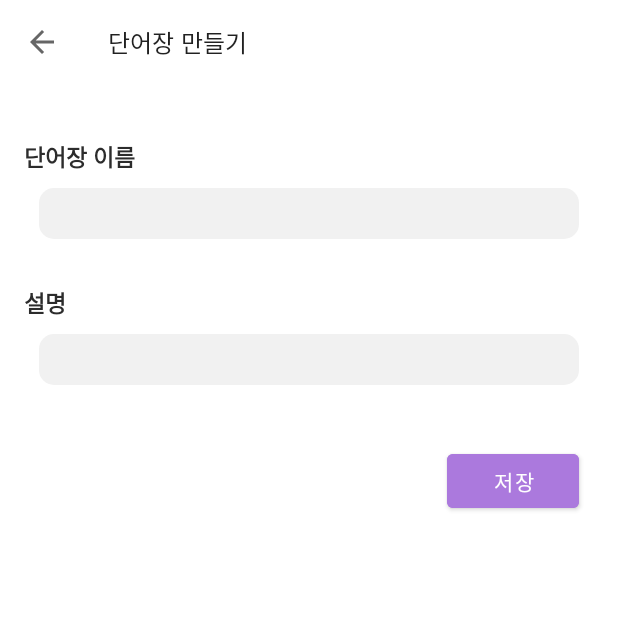
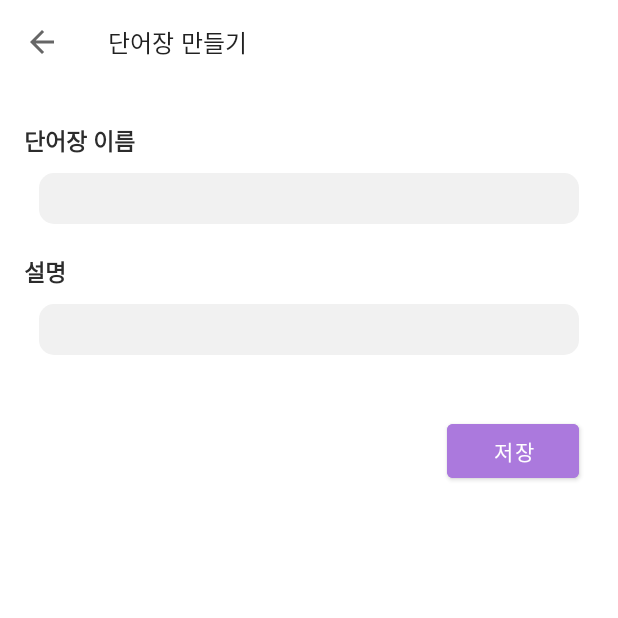
Before and after one commit to wndudwkd003/StarVoca, an Android app: the screen it shows after launch (VocaAddActivity), after a tap on an icon or button, on a phone screen of 412 x 824 dp, the top half of it. Run offline under Robolectric (Android 15) with nearby library versions, the phone set to English and light mode, and no system bars; our stand-ins replace Room's generated code.

Commit message:
데이터 베이스 최적화

```diff
--- /dev/null
+++ b/app/src/main/java/com/zynar/starvoca/AppDatabase.java
@@ -0,0 +1,33 @@
+package com.zynar.starvoca;
+
+import android.content.Context;
+
+import androidx.room.Database;
+import androidx.room.Room;
+import androidx.room.RoomDatabase;
+
+import com.zynar.starvoca.vocabulary.VocaDao;
+import com.zynar.starvoca.vocabulary.VocaItem;
+import com.zynar.starvoca.words.WordsDao;
+import com.zynar.starvoca.words.WordsItem;
+
+
+@Database(entities = {VocaItem.class, WordsItem.class}, version = 1)
+public abstract class AppDatabase extends RoomDatabase {
+    private static AppDatabase database;
+    private static final String DATABASE_NAME = "StarVoca_Database";
+
+    public synchronized static AppDatabase getInstance(Context context)
+    {
+        if(database == null) {
+            database = Room.databaseBuilder(context.getApplicationContext(), AppDatabase.class, DATABASE_NAME)
+                    .fallbackToDestructiveMigration()   // 스키마(데이터베이스) 버전 변경 가능
+                    .allowMainThreadQueries()   // 메인 쓰레드에서 IO를 가능 하게 함
+                    .build();
+        }
+        return database;
+    }
+
+    public abstract VocaDao vocaDao();
+    public abstract WordsDao wordsDao();
+}
--- a/app/src/main/java/com/zynar/starvoca/vocabulary/VocaAddActivity.java
+++ b/app/src/main/java/com/zynar/starvoca/vocabulary/VocaAddActivity.java
@@ -9,6 +9,7 @@ import android.widget.Toast;
 
 import com.google.android.material.appbar.MaterialToolbar;
 import com.google.gson.Gson;
+import com.zynar.starvoca.AppDatabase;
 import com.zynar.starvoca.R;
 
 import java.util.ArrayList;
@@ -27,9 +28,8 @@ public class VocaAddActivity extends AppCompatActivity {
         MaterialToolbar toolbar = findViewById(R.id.toolbar);
         toolbar.setNavigationOnClickListener(v -> onBackPressed());
 
-        VocaDatabase vocaDatabase = VocaDatabase.getInstance(this);
-        VocaDao vocaDao = vocaDatabase.vocaDao();
-        List<VocaItem> vocaItems = vocaDao.getVocaItems();
+        AppDatabase appDatabase = AppDatabase.getInstance(this);
+        List<VocaItem> vocaItems = appDatabase.vocaDao().getVocaItems();
 
         et_voca = findViewById(R.id.et_voca);
         et_explanation = findViewById(R.id.et_explanation);
@@ -46,7 +46,7 @@ public class VocaAddActivity extends AppCompatActivity {
                 vocaItem.setExplanation(et_explanation.getText().toString());
                 vocaItem.setWordsId(new Gson().toJson(new ArrayList<Integer>()));
                 vocaItem.setFavorites(0);
-                vocaDao.insertVoca(vocaItem);
+                appDatabase.vocaDao().insertVoca(vocaItem);
                 Toast.makeText(VocaAddActivity.this, "새로운 단어장을 만들었습니다.", Toast.LENGTH_SHORT).show();
                 onBackPressed();
             });
@@ -62,7 +62,7 @@ public class VocaAddActivity extends AppCompatActivity {
                 vocaItem.setVoca(et_voca.getText().toString());
                 vocaItem.setExplanation(et_explanation.getText().toString());
 
-                vocaDao.updateVoca(vocaItem);
+                appDatabase.vocaDao().updateVoca(vocaItem);
                 Toast.makeText(view.getContext(), "단어장이 수정되었습니다.", Toast.LENGTH_SHORT).show();
                 onBackPressed();
             });
--- a/app/src/main/java/com/zynar/starvoca/vocabulary/VocaDatabase.java
+++ /dev/null
@@ -1,27 +0,0 @@
-package com.zynar.starvoca.vocabulary;
-
-import android.content.Context;
-
-import androidx.room.Database;
-import androidx.room.Room;
-import androidx.room.RoomDatabase;
-
-@Database(entities = {VocaItem.class}, version = 1)
-public abstract class VocaDatabase extends RoomDatabase {
-    private static VocaDatabase database;
-    private static final String DATABASE_NAME = "StarVoca_Voca";
-
-    public synchronized static VocaDatabase getInstance(Context context)
-    {
-        if(database == null) {
-            database = Room.databaseBuilder(context.getApplicationContext(), VocaDatabase.class, DATABASE_NAME)
-                    .fallbackToDestructiveMigration()   // 스키마(데이터베이스) 버전 변경 가능
-                    .allowMainThreadQueries()   // 메인 쓰레드에서 IO를 가능 하게 함
-                    .build();
-
-        }
-        return database;
-    }
-
-    public abstract VocaDao vocaDao();
-}
--- a/app/src/main/java/com/zynar/starvoca/vocabulary/VocaMainFragment.java
+++ b/app/src/main/java/com/zynar/starvoca/vocabulary/VocaMainFragment.java
@@ -13,6 +13,7 @@ import android.view.View;
 import android.view.ViewGroup;
 
 import com.google.android.material.floatingactionbutton.FloatingActionButton;
+import com.zynar.starvoca.AppDatabase;
 import com.zynar.starvoca.R;
 import com.zynar.starvoca.words.WordsItemDecoration;
 
@@ -23,9 +24,8 @@ import java.util.List;
 public class VocaMainFragment extends Fragment {
 
     private RecyclerView rv_voca;
-    private VocaDao vocaDao;
     private List<VocaItem> vocaItems;
-
+    private AppDatabase db;
     public VocaMainFragment() {
         // Required empty public constructor
     }
@@ -40,8 +40,7 @@ public class VocaMainFragment extends Fragment {
         super.onViewCreated(view, savedInstanceState);
 
         // Dao
-        VocaDatabase vocaDatabase = VocaDatabase.getInstance(getContext());
-        vocaDao = vocaDatabase.vocaDao();
+        db = AppDatabase.getInstance(requireContext());
         vocaItems = new ArrayList<>();
 
         // 인터페이스, 레이아웃 객체 할당
@@ -64,7 +63,7 @@ public class VocaMainFragment extends Fragment {
     public void onResume() {
         super.onResume();
         // 저장된 db를 불러온다
-        vocaItems = vocaDao.getVocaItems();
+        vocaItems = db.vocaDao().getVocaItems();
         VocaRVAdapter vocaRVAdapter = new VocaRVAdapter(vocaItems, getContext());
 
         rv_voca.setHasFixedSize(true);
--- a/app/src/main/java/com/zynar/starvoca/vocabulary/VocaRVAdapter.java
+++ b/app/src/main/java/com/zynar/starvoca/vocabulary/VocaRVAdapter.java
@@ -17,6 +17,7 @@ import androidx.recyclerview.widget.RecyclerView;
 
 import com.google.gson.Gson;
 import com.google.gson.reflect.TypeToken;
+import com.zynar.starvoca.AppDatabase;
 import com.zynar.starvoca.R;
 
 import java.util.List;
@@ -84,9 +85,8 @@ public class VocaRVAdapter extends RecyclerView.Adapter<VocaRVAdapter.ViewHolder
                         context.startActivity(intent);
                     } else if (i == 1) {
                         // 삭제하기
-                        VocaDatabase vocaDatabase = VocaDatabase.getInstance(context);
-                        VocaDao vocaDao = vocaDatabase.vocaDao();
-                        vocaDao.deleteVoca(vocaItems.get(pos));
+                        AppDatabase db = AppDatabase.getInstance(context);
+                        db.vocaDao().deleteVoca(vocaItems.get(pos));
                         vocaItems.remove(pos);
                         notifyItemRemoved(pos);
                         Toast.makeText(context, "목록이 삭제되었습니다.", Toast.LENGTH_SHORT).show();
--- a/app/src/main/java/com/zynar/starvoca/words/WordsMainFragment.java
+++ b/app/src/main/java/com/zynar/starvoca/words/WordsMainFragment.java
@@ -12,9 +12,8 @@ import androidx.fragment.app.Fragment;
 import androidx.recyclerview.widget.RecyclerView;
 
 import com.google.android.material.floatingactionbutton.FloatingActionButton;
+import com.zynar.starvoca.AppDatabase;
 import com.zynar.starvoca.R;
-import com.zynar.starvoca.vocabulary.VocaDao;
-import com.zynar.starvoca.vocabulary.VocaDatabase;
 import com.zynar.starvoca.vocabulary.VocaItem;
 
 import java.util.ArrayList;
@@ -22,11 +21,10 @@ import java.util.List;
 
 public class WordsMainFragment extends Fragment {
 
+    private AppDatabase db;
     // words 데이터베이스
-    private WordsDao wordsDao;
     private List<WordsItem> wordsItems;
     // voca 데이터베이스
-    private VocaDao vocaDao;
     private List<VocaItem> vocaItems;
     // 레이아웃
     private RecyclerView rv_words;
@@ -44,15 +42,13 @@ public class WordsMainFragment extends Fragment {
     public void onViewCreated(@NonNull View view, @Nullable Bundle savedInstanceState) {
         super.onViewCreated(view, savedInstanceState);
 
+        db = AppDatabase.getInstance(requireContext());
+
         // words 데이터베이스
-        WordsDatabase wordsDatabase = WordsDatabase.getInstance(getContext());
-        wordsDao = wordsDatabase.wordsDao();
         wordsItems = new ArrayList<>();
 
 
         // voca 데이터베이스
-        VocaDatabase vocaDatabase = VocaDatabase.getInstance(getContext());
-        vocaDao = vocaDatabase.vocaDao();
         vocaItems = new ArrayList<>();
 
         // 레이아웃 연결
@@ -76,8 +72,8 @@ public class WordsMainFragment extends Fragment {
     public void onResume() {
         super.onResume();
 
-        wordsItems = wordsDao.getWordsItems();
-        vocaItems = vocaDao.getVocaItems();
+        wordsItems = db.wordsDao().getWordsItems();
+        vocaItems = db.vocaDao().getVocaItems();
 
         WordsRVAdapter wordsRVAdapter = new WordsRVAdapter(wordsItems, vocaItems, requireContext(), 0);
         rv_words.setHasFixedSize(true);
--- a/app/src/main/res/layout/activity_voca_add.xml
+++ b/app/src/main/res/layout/activity_voca_add.xml
@@ -38,10 +38,11 @@
             <TextView
                 android:layout_width="wrap_content"
                 android:layout_height="wrap_content"
-                android:text="\n단어장 이름"
+                android:text="단어장 이름"
                 android:textStyle="bold"
                 android:textColor="#2C2C2C"
-                android:textSize="15sp" />
+                android:textSize="15sp"
+                android:layout_marginTop="10dp"/>
 
             <EditText
                 android:id="@+id/et_voca"
@@ -55,10 +56,11 @@
             <TextView
                 android:layout_width="wrap_content"
                 android:layout_height="wrap_content"
-                android:text="\n설명"
+                android:text="설명"
                 android:textStyle="bold"
                 android:textColor="#2C2C2C"
-                android:textSize="15sp" />
+                android:textSize="15sp"
+                android:layout_marginTop="10dp"/>
 
             <EditText
                 android:id="@+id/et_explanation"
--- a/app/src/main/res/layout/custom_list_voca_item.xml
+++ b/app/src/main/res/layout/custom_list_voca_item.xml
@@ -1,7 +1,6 @@
 <?xml version="1.0" encoding="utf-8"?>
 <androidx.constraintlayout.widget.ConstraintLayout xmlns:android="http://schemas.android.com/apk/res/android"
     xmlns:app="http://schemas.android.com/apk/res-auto"
-    xmlns:tools="http://schemas.android.com/tools"
     android:layout_width="match_parent"
     android:layout_height="wrap_content"
     android:background="@drawable/custom_bg_gray_box"
@@ -43,7 +42,7 @@
         android:layout_marginTop="12dp"
         android:text="단어장이 들어갈 자리"
         android:textColor="#000000"
-        android:textSize="20sp"
+        android:textSize="23sp"
 
         app:layout_constraintStart_toStartOf="parent"
         app:layout_constraintTop_toTopOf="parent" />
@@ -54,7 +53,7 @@
         android:layout_width="wrap_content"
         android:layout_height="wrap_content"
         android:text="설명이 들어갈 자리"
-        android:textSize="15sp"
+        android:textSize="18sp"
         app:layout_constraintStart_toStartOf="@+id/tv_voca"
         app:layout_constraintTop_toBottomOf="@+id/tv_voca" />
 
--- a/app/src/main/res/layout/custom_list_words_item.xml
+++ b/app/src/main/res/layout/custom_list_words_item.xml
@@ -28,7 +28,7 @@
         android:layout_marginTop="12dp"
         android:text="영단어가 들어갈 자리"
         android:textColor="#000000"
-        android:textSize="20sp"
+        android:textSize="23sp"
         app:layout_constraintStart_toStartOf="parent"
         app:layout_constraintTop_toTopOf="parent" />
 
@@ -39,7 +39,7 @@
         android:layout_width="wrap_content"
         android:layout_height="wrap_content"
         android:text="뜻이 들어갈 자리"
-        android:textSize="15sp"
+        android:textSize="18sp"
         app:layout_constraintStart_toStartOf="@+id/tv_word"
         app:layout_constraintTop_toBottomOf="@+id/tv_word" />
 
@@ -64,6 +64,7 @@
         app:layout_constraintTop_toBottomOf="@+id/tv_pronunciation" />
 
     <TextView
+        android:visibility="invisible"
         android:layout_marginTop="2dp"
         android:id="@+id/tv_language"
         android:layout_width="wrap_content"
```
Also changed, not shown: app/src/main/java/com/zynar/starvoca/vocabulary/VocaReadActivity.java (+7 -10 lines), app/src/main/java/com/zynar/starvoca/words/WordsAddActivity.java (+17 -22 lines), app/src/main/java/com/zynar/starvoca/words/WordsChbRVAdapter.java (+3 -5 lines), app/src/main/java/com/zynar/starvoca/words/WordsDatabase.java (deleted, +0 -27 lines), app/src/main/java/com/zynar/starvoca/words/WordsRVAdapter.java (+8 -9 lines), app/src/main/res/layout/activity_words_add.xml (+10 -5 lines).
